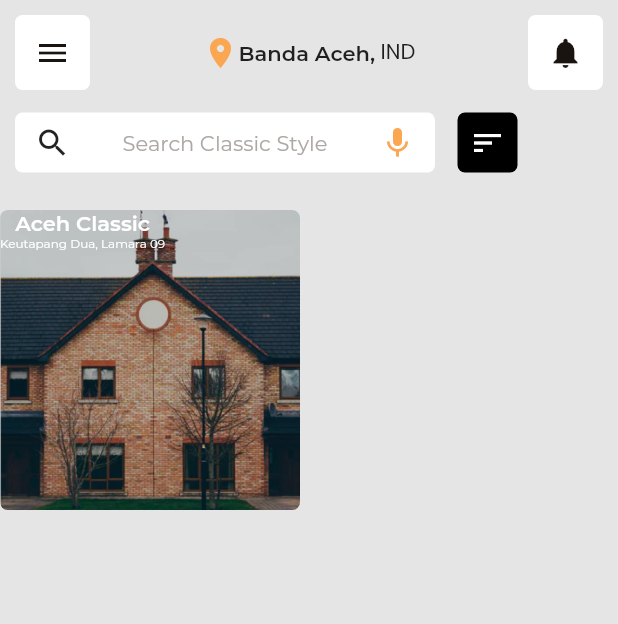
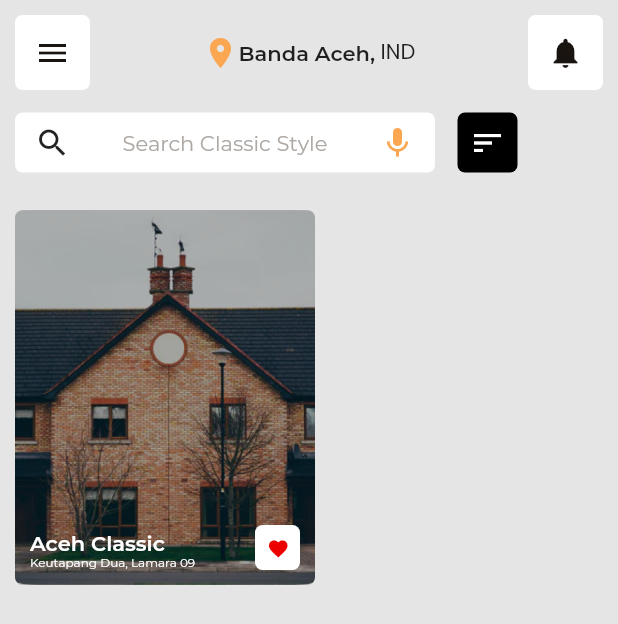
Before and after one commit to Apryn/real-estate, a Flutter app: the screen it shows after launch, on a phone screen of 412 x 824 dp. Shown: the top 624 px of the screen. Run offline on Flutter 3.47's test engine with Material 2 defaults, Android fonts, the phone set to English and light mode, and no system bars.

Commit message:
Fix House Section Layout

```diff
--- a/lib/home_page.dart
+++ b/lib/home_page.dart
@@ -122,13 +122,16 @@ class home_page extends StatelessWidget {
             ),
           ),
           //House Section
-          Row(
+
+          Padding(
+            padding: const EdgeInsets.only(left: 10),
+            child: Row(
               children: [
                 Stack(
                   children: [
                     Container(
                       width: 200,
-                    height: 200,
+                      height: 250,
                       decoration: BoxDecoration(
                           color: Colors.white,
                           borderRadius: BorderRadius.circular(5),
@@ -138,16 +141,20 @@ class home_page extends StatelessWidget {
                     ),
                     Container(
                       width: 200,
-                    height: 200,
+                      height: 250,
                       decoration: BoxDecoration(
                         borderRadius: BorderRadius.circular(5),
-                      color: Colors.black.withOpacity(0.2),
+                        color: Colors.black.withOpacity(0.3),
                       ),
-                  ),
-                  Row(
+                      child: Padding(
+                        padding: const EdgeInsets.all(10),
+                        child: Row(
+                          mainAxisAlignment: MainAxisAlignment.spaceBetween,
+                          crossAxisAlignment: CrossAxisAlignment.end,
                           children: [
                             Column(
-                        mainAxisAlignment: MainAxisAlignment.start,
+                              crossAxisAlignment: CrossAxisAlignment.start,
+                              mainAxisAlignment: MainAxisAlignment.end,
                               children: [
                                 Text(
                                   'Aceh Classic',
@@ -159,13 +166,32 @@ class home_page extends StatelessWidget {
                                       color: Colors.white, fontSize: 8),
                                 )
                               ],
-                      )
-                    ],
+                            ),
+                            Container(
+                              width: 30,
+                              height: 30,
+                              decoration: BoxDecoration(
+                                borderRadius: BorderRadius.circular(5),
+                                color: Colors.white,
+                              ),
+                              child: IconButton(
+                                  onPressed: () {},
+                                  icon: Icon(
+                                    Icons.favorite,
+                                    color: Red,
+                                    size: 15,
+                                  )),
                             )
                           ],
                         ),
+                      ),
+                    ),
                   ],
-          )
+                ),
+              ],
+            ),
+          ),
+
           //Popular Section
           //Navbar
         ],
```
Lines whose indentation alone changed are shown as unchanged.
